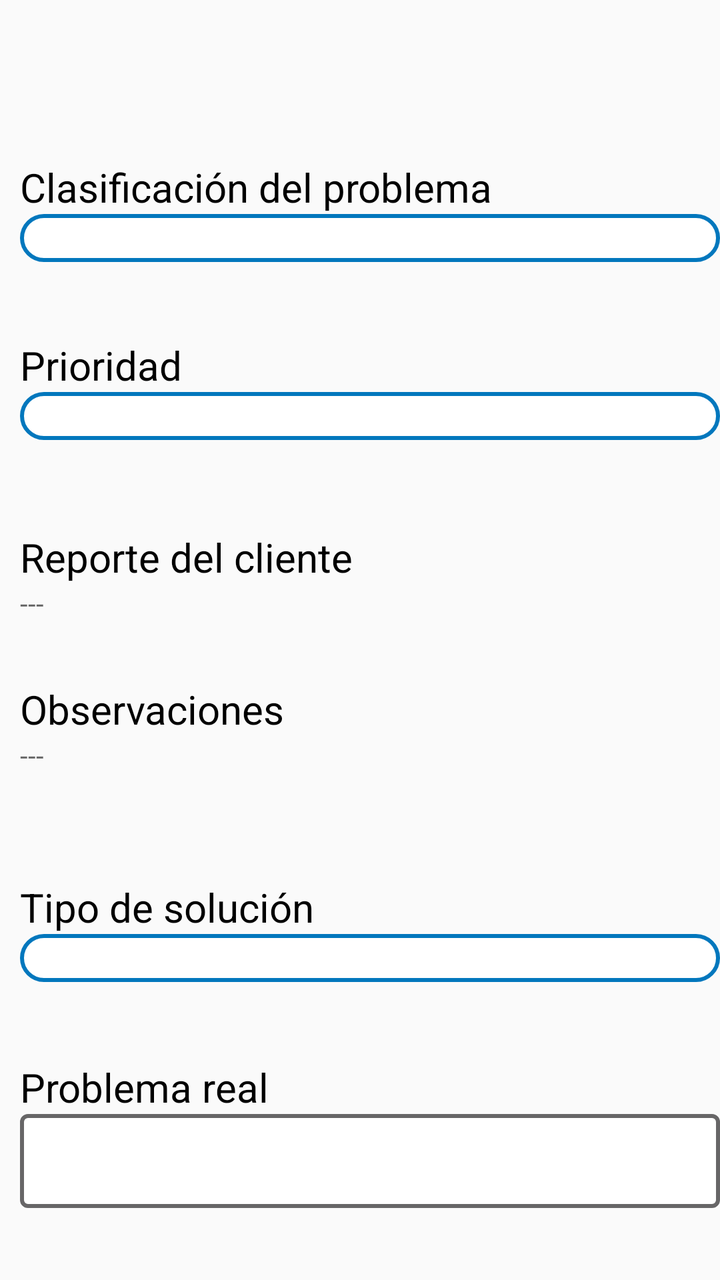
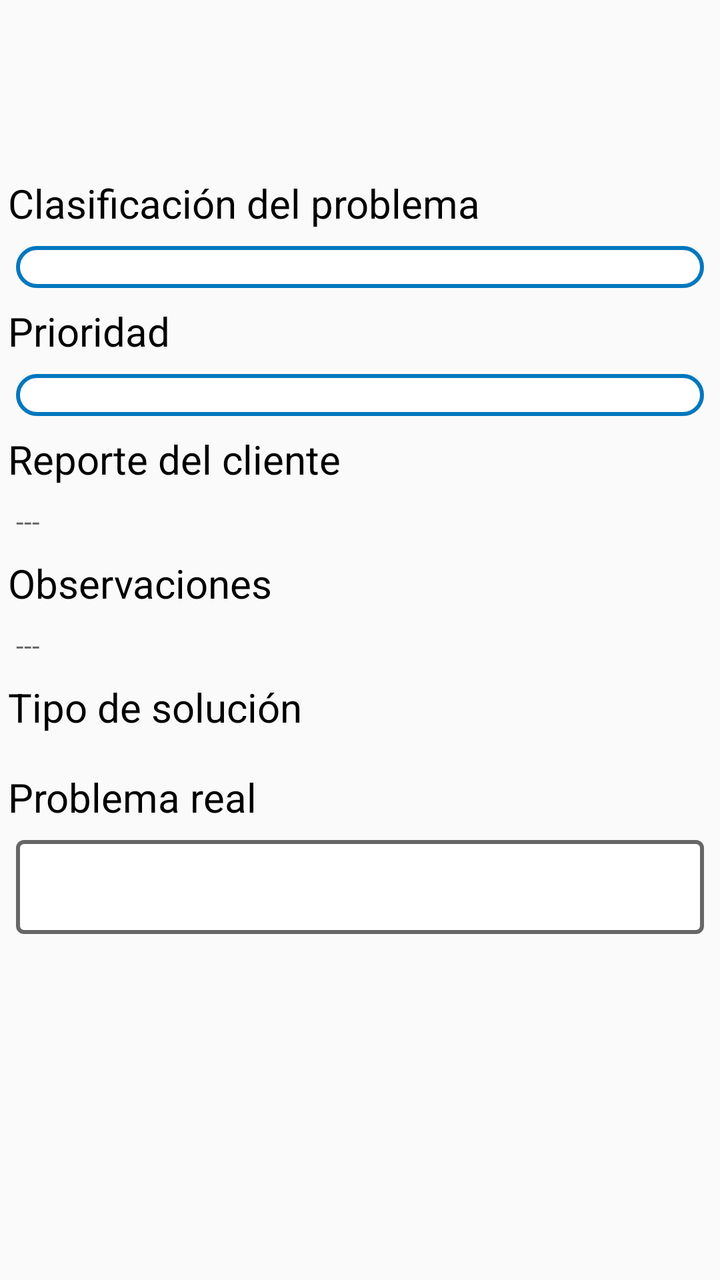

Before-and-after screenshots of an Android layout around one commit, followed by the original layout XML and the change that was made.
<!-- AndroidManifest.xml: application theme AppTheme -->
<!-- res/layout/activity_trabajos_reportes.xml -->
<?xml version="1.0" encoding="utf-8"?>
<FrameLayout xmlns:android="http://schemas.android.com/apk/res/android"
    xmlns:tools="http://schemas.android.com/tools"
    android:layout_width="match_parent"
    android:layout_height="match_parent"
    tools:context=".Fragments.TrabajosReportes">
    <ScrollView
        android:layout_width="fill_parent"
        android:layout_height="match_parent"
        android:layout_alignParentStart="true"
        android:layout_marginTop="80dp">
        android:verticalScrollbarPosition="defaultPosition"
        android:visibility="visible">
        <RelativeLayout
            android:layout_width="match_parent"
            android:layout_height="match_parent"
            >

            <TextView
                android:id="@+id/uno"
                android:layout_width="275dp"
                android:layout_height="wrap_content"
                android:layout_alignParentStart="true"
                android:layout_alignParentTop="true"
                android:layout_marginStart="10dp"
                android:layout_marginTop="0dp"
                android:text="@string/clasificacion_Problema"
                android:textColor="#000"
                android:textSize="20dp" />

            <TextView
                android:id="@+id/Sp1"
                android:layout_width="350dp"
                android:layout_height="24dp"
                android:layout_below="@+id/uno"
                android:layout_alignStart="@+id/uno"
                android:gravity="center"
                android:textColor="#000"
                android:background="@drawable/disenio_spinner"
                android:focusableInTouchMode="false"/>

            <TextView
                android:id="@+id/dos"
                android:layout_width="275dp"
                android:layout_height="wrap_content"
                android:layout_alignStart="@+id/uno"
                android:layout_alignParentTop="true"
                android:layout_marginTop="89dp"
                android:text="@string/prioridad"
                android:textColor="#000"
                android:textSize="20dp" />
            <TextView
                android:id="@+id/Sp2"
                android:layout_width="350dp"
                android:layout_height="24dp"
                android:layout_below="@+id/dos"
                android:gravity="center"
                android:textColor="#000"
                android:layout_alignStart="@+id/uno"
                android:background="@drawable/disenio_spinner">
            </TextView>

            <TextView
                android:id="@+id/cinco"
                android:layout_width="275dp"
                android:layout_height="wrap_content"
                android:layout_alignStart="@+id/uno"
                android:layout_marginTop="185dp"
                android:text="@string/reporte_Cliente"
                android:textColor="#000"
                android:textSize="20dp" />

            <TextView
                android:id="@+id/report"
                android:layout_width="275dp"
                android:layout_height="wrap_content"
                android:layout_below="@+id/cinco"
                android:layout_alignStart="@+id/uno"
                android:hint="---" />

            <TextView
                android:id="@+id/tres"
                android:layout_width="275dp"
                android:layout_height="wrap_content"
                android:layout_alignStart="@+id/uno"
                android:layout_alignParentTop="true"
                android:layout_marginTop="261dp"
                android:text="@string/observaciones"
                android:textColor="#000"
                android:textSize="20dp" />

            <TextView
                android:id="@+id/observa"
                android:layout_width="match_parent"
                android:layout_height="wrap_content"
                android:layout_below="@+id/tres"
                android:layout_alignStart="@+id/uno"
                android:hint="---" />

            <TextView
                android:id="@+id/cuatro"
                android:layout_width="275dp"
                android:layout_height="wrap_content"
                android:layout_alignStart="@+id/uno"
                android:layout_marginTop="360dp"
                android:text="@string/tipo_Solucion"
                android:textColor="#000"
                android:textSize="20dp" />
            <Spinner
                android:id="@+id/tiposol"
                android:layout_width="350dp"
                android:layout_height="24dp"
                android:layout_below="@+id/cuatro"
                android:layout_alignStart="@+id/uno"
                android:background="@drawable/disenio_spinner"
                android:hint="---" />

            <TextView
                android:id="@+id/txtw"
                android:layout_width="275dp"
                android:layout_height="wrap_content"
                android:layout_alignStart="@+id/uno"
                android:layout_marginTop="450dp"
                android:text="@string/problema_Real"
                android:textColor="#000000"
                android:textSize="20dp" />

            <EditText
                android:id="@+id/problema"
                android:layout_width="match_parent"
                android:layout_height="wrap_content"
                android:layout_below="@+id/txtw"
                android:layout_alignStart="@+id/uno"
                android:layout_alignParentStart="true"
                android:layout_marginStart="10dp"
                android:background="@drawable/contorno"
                android:inputType="text"
                android:textSize="20dp" />
        </RelativeLayout>
    </ScrollView>
</FrameLayout>
<!-- resources referenced by this layout -->
<resources>
  <!-- drawable contorno (drawable) -->
  <?xml version="1.0" encoding="utf-8"?>
  <selector xmlns:android="http://schemas.android.com/apk/res/android">
      <item><layer-list>
          <item>
              <shape>
                  <solid
                      android:color="#ffff">
                  </solid>
  
                  <corners android:radius="3dp" />
  
                  <padding
                      android:bottom="10dp"
                      android:left="10dp"
                      android:right="10dp"
                      android:top="10dp" />
                  <stroke
                      android:width="2dp"
                      android:color="#676667"/>
              </shape>
          </item>
  
      </layer-list></item>
  </selector>
  <!-- drawable disenio_spinner (drawable) -->
  <?xml version="1.0" encoding="utf-8"?>
  <selector xmlns:android="http://schemas.android.com/apk/res/android">
          <item>
              <shape>
                  <solid
                      android:color="@color/fondoBlanco">
                  </solid>
  
                  <corners android:radius="15dp" />
  
                  <padding
                      android:bottom="1dp"
                      android:left="2dp"
                      android:right="10dp"
                      android:top="1dp" />
                  <stroke
                      android:width="2dp"
                      android:color="@color/colorPrimary"/>
              </shape>
          </item>
  </selector>
  <string name="clasificacion_Problema">Clasificación del problema</string>
  <string name="observaciones">Observaciones</string>
  <string name="prioridad">Prioridad</string>
  <string name="problema_Real">Problema real</string>
  <string name="reporte_Cliente">Reporte del cliente</string>
  <string name="tipo_Solucion">Tipo de solución</string>
  <style name="AppTheme" parent="Theme.AppCompat.Light.DarkActionBar">
          
          <item name="colorPrimary">@color/colorPrimary</item>
          <item name="colorPrimaryDark">@color/colorPrimaryDark</item>
          <item name="colorAccent">@color/colorAccent</item>
          <item name="android:colorForeground">@android:color/background_dark</item>
      </style>
  <color name="fondoBlanco">#fff</color>
  <color name="colorPrimary">#0277BD</color>
  <color name="colorPrimaryDark">#004C8C</color>
  <color name="colorAccent">#0000FF</color>
</resources>

<!-- the commit's change to res/layout/activity_trabajos_reportes.xml (unified diff, before → after) -->
@@ -1,5 +1,6 @@
 <?xml version="1.0" encoding="utf-8"?>
 <FrameLayout xmlns:android="http://schemas.android.com/apk/res/android"
+    xmlns:app="http://schemas.android.com/apk/res-auto"
     xmlns:tools="http://schemas.android.com/tools"
     android:layout_width="match_parent"
     android:layout_height="match_parent"
@@ -11,83 +12,120 @@
         android:layout_marginTop="80dp">
         android:verticalScrollbarPosition="defaultPosition"
         android:visibility="visible">
-        <RelativeLayout
+        <android.support.constraint.ConstraintLayout
             android:layout_width="match_parent"
             android:layout_height="match_parent"
             >
 
             <TextView
                 android:id="@+id/uno"
-                android:layout_width="275dp"
+                android:layout_width="0dp"
                 android:layout_height="wrap_content"
                 android:layout_alignParentStart="true"
                 android:layout_alignParentTop="true"
-                android:layout_marginStart="10dp"
-                android:layout_marginTop="0dp"
+                android:layout_marginStart="4dp"
+                android:layout_marginTop="8dp"
+                android:layout_marginEnd="8dp"
                 android:text="@string/clasificacion_Problema"
                 android:textColor="#000"
-                android:textSize="20dp" />
+                android:textSize="20dp"
+                app:layout_constraintEnd_toEndOf="parent"
+                app:layout_constraintStart_toStartOf="parent"
+                app:layout_constraintTop_toTopOf="parent" />
 
             <TextView
                 android:id="@+id/Sp1"
-                android:layout_width="350dp"
-                android:layout_height="24dp"
+                android:layout_width="0dp"
+                android:layout_height="wrap_content"
                 android:layout_below="@+id/uno"
                 android:layout_alignStart="@+id/uno"
+                android:layout_marginStart="8dp"
+                android:layout_marginTop="8dp"
+                android:layout_marginEnd="8dp"
+                android:background="@drawable/disenio_spinner"
+                android:focusableInTouchMode="false"
                 android:gravity="center"
                 android:textColor="#000"
+                app:layout_constraintEnd_toEndOf="parent"
+                app:layout_constraintStart_toStartOf="parent"
+                app:layout_constraintTop_toBottomOf="@+id/uno" />
+
+            <TextView
+                android:id="@+id/dos"
+                android:layout_width="0dp"
+                android:layout_height="wrap_content"
+                android:layout_alignStart="@+id/uno"
+                android:layout_alignParentTop="true"
+                android:layout_marginStart="4dp"
+                android:layout_marginTop="8dp"
+                android:layout_marginEnd="8dp"
+                android:text="@string/prioridad"
+                android:textColor="#000"
+                android:textSize="20dp"
+                app:layout_constraintEnd_toEndOf="parent"
+                app:layout_constraintStart_toStartOf="parent"
+                app:layout_constraintTop_toBottomOf="@+id/Sp1" />
+
+            <TextView
+                android:id="@+id/Sp2"
+                android:layout_width="0dp"
+                android:layout_height="wrap_content"
+                android:layout_below="@+id/dos"
+                android:layout_alignStart="@+id/uno"
+                android:layout_marginStart="8dp"
+                android:layout_marginTop="8dp"
+                android:layout_marginEnd="8dp"
                 android:background="@drawable/disenio_spinner"
-                android:focusableInTouchMode="false"/>
-
-            <TextView
-                android:id="@+id/dos"
-                android:layout_width="275dp"
+                android:gravity="center"
+                android:textColor="#000"
+                app:layout_constraintEnd_toEndOf="parent"
+                app:layout_constraintStart_toStartOf="parent"
+                app:layout_constraintTop_toBottomOf="@+id/dos"></TextView>
+
+            <TextView
+                android:id="@+id/cinco"
+                android:layout_width="0dp"
+                android:layout_height="wrap_content"
+                android:layout_alignStart="@+id/uno"
+                android:layout_marginStart="4dp"
+                android:layout_marginTop="8dp"
+                android:layout_marginEnd="8dp"
+                android:text="@string/reporte_Cliente"
+                android:textColor="#000"
+                android:textSize="20dp"
+                app:layout_constraintEnd_toEndOf="parent"
+                app:layout_constraintStart_toStartOf="parent"
+                app:layout_constraintTop_toBottomOf="@+id/Sp2" />
+
+            <TextView
+                android:id="@+id/report"
+                android:layout_width="0dp"
+                android:layout_height="wrap_content"
+                android:layout_below="@+id/cinco"
+                android:layout_alignStart="@+id/uno"
+                android:layout_marginStart="8dp"
+                android:layout_marginTop="8dp"
+                android:layout_marginEnd="8dp"
+                android:hint="---"
+                app:layout_constraintEnd_toEndOf="parent"
+                app:layout_constraintStart_toStartOf="parent"
+                app:layout_constraintTop_toBottomOf="@+id/cinco" />
+
+            <TextView
+                android:id="@+id/tres"
+                android:layout_width="0dp"
                 android:layout_height="wrap_content"
                 android:layout_alignStart="@+id/uno"
                 android:layout_alignParentTop="true"
-                android:layout_marginTop="89dp"
-                android:text="@string/prioridad"
-                android:textColor="#000"
-                android:textSize="20dp" />
-            <TextView
-                android:id="@+id/Sp2"
-                android:layout_width="350dp"
-                android:layout_height="24dp"
-                android:layout_below="@+id/dos"
-                android:gravity="center"
-                android:textColor="#000"
-                android:layout_alignStart="@+id/uno"
-                android:background="@drawable/disenio_spinner">
-            </TextView>
-
-            <TextView
-                android:id="@+id/cinco"
-                android:layout_width="275dp"
-                android:layout_height="wrap_content"
-                android:layout_alignStart="@+id/uno"
-                android:layout_marginTop="185dp"
-                android:text="@string/reporte_Cliente"
-                android:textColor="#000"
-                android:textSize="20dp" />
-
-            <TextView
-                android:id="@+id/report"
-                android:layout_width="275dp"
-                android:layout_height="wrap_content"
-                android:layout_below="@+id/cinco"
-                android:layout_alignStart="@+id/uno"
-                android:hint="---" />
-
-            <TextView
-                android:id="@+id/tres"
-                android:layout_width="275dp"
-                android:layout_height="wrap_content"
-                android:layout_alignStart="@+id/uno"
-                android:layout_alignParentTop="true"
-                android:layout_marginTop="261dp"
+                android:layout_marginStart="4dp"
+                android:layout_marginTop="8dp"
+                android:layout_marginEnd="8dp"
                 android:text="@string/observaciones"
                 android:textColor="#000"
-                android:textSize="20dp" />
+                android:textSize="20dp"
+                app:layout_constraintEnd_toEndOf="parent"
+                app:layout_constraintStart_toStartOf="parent"
+                app:layout_constraintTop_toBottomOf="@+id/report" />
 
             <TextView
                 android:id="@+id/observa"
@@ -95,35 +133,59 @@
                 android:layout_height="wrap_content"
                 android:layout_below="@+id/tres"
                 android:layout_alignStart="@+id/uno"
-                android:hint="---" />
+                android:layout_marginStart="8dp"
+                android:layout_marginTop="8dp"
+                android:layout_marginEnd="8dp"
+                android:hint="---"
+                app:layout_constraintEnd_toEndOf="parent"
+                app:layout_constraintStart_toStartOf="parent"
+                app:layout_constraintTop_toBottomOf="@+id/tres" />
 
             <TextView
                 android:id="@+id/cuatro"
-                android:layout_width="275dp"
-                android:layout_height="wrap_content"
-                android:layout_alignStart="@+id/uno"
-                android:layout_marginTop="360dp"
+                android:layout_width="0dp"
+                android:layout_height="wrap_content"
+                android:layout_alignStart="@+id/uno"
+                android:layout_marginStart="4dp"
+                android:layout_marginTop="8dp"
+                android:layout_marginEnd="8dp"
                 android:text="@string/tipo_Solucion"
                 android:textColor="#000"
-                android:textSize="20dp" />
+                android:textSize="20dp"
+                app:layout_constraintEnd_toEndOf="parent"
+                app:layout_constraintHorizontal_bias="0.0"
+                app:layout_constraintStart_toStartOf="parent"
+                app:layout_constraintTop_toBottomOf="@+id/observa" />
+
             <Spinner
                 android:id="@+id/tiposol"
-                android:layout_width="350dp"
-                android:layout_height="24dp"
+                android:layout_width="0dp"
+                android:layout_height="wrap_content"
                 android:layout_below="@+id/cuatro"
                 android:layout_alignStart="@+id/uno"
+                android:layout_marginStart="8dp"
+                android:layout_marginTop="8dp"
+                android:layout_marginEnd="8dp"
                 android:background="@drawable/disenio_spinner"
-                android:hint="---" />
+                android:hint="---"
+                app:layout_constraintEnd_toEndOf="parent"
+                app:layout_constraintStart_toStartOf="parent"
+                app:layout_constraintTop_toBottomOf="@+id/cuatro" />
 
             <TextView
                 android:id="@+id/txtw"
-                android:layout_width="275dp"
-                android:layout_height="wrap_content"
-                android:layout_alignStart="@+id/uno"
-                android:layout_marginTop="450dp"
+                android:layout_width="0dp"
+                android:layout_height="wrap_content"
+                android:layout_alignStart="@+id/uno"
+                android:layout_marginStart="4dp"
+                android:layout_marginTop="8dp"
+                android:layout_marginEnd="8dp"
                 android:text="@string/problema_Real"
                 android:textColor="#000000"
-                android:textSize="20dp" />
+                android:textSize="20dp"
+                app:layout_constraintEnd_toEndOf="parent"
+                app:layout_constraintStart_toStartOf="parent"
+                app:layout_constraintTop_toBottomOf="@+id/tiposol" />
 
             <EditText
                 android:id="@+id/problema"
@@ -132,10 +194,17 @@
                 android:layout_below="@+id/txtw"
                 android:layout_alignStart="@+id/uno"
                 android:layout_alignParentStart="true"
-                android:layout_marginStart="10dp"
+                android:layout_marginStart="8dp"
+                android:layout_marginTop="8dp"
+                android:layout_marginEnd="8dp"
+                android:layout_marginBottom="8dp"
                 android:background="@drawable/contorno"
                 android:inputType="text"
-                android:textSize="20dp" />
-        </RelativeLayout>
+                android:textSize="20dp"
+                app:layout_constraintBottom_toBottomOf="parent"
+                app:layout_constraintEnd_toEndOf="parent"
+                app:layout_constraintStart_toStartOf="parent"
+                app:layout_constraintTop_toBottomOf="@+id/txtw" />
+        </android.support.constraint.ConstraintLayout>
     </ScrollView>
 </FrameLayout>
<!-- resource entries referenced after the edit -->
@@ -28,24 +28,24 @@
   <!-- drawable disenio_spinner (drawable) -->
   <?xml version="1.0" encoding="utf-8"?>
   <selector xmlns:android="http://schemas.android.com/apk/res/android">
-          <item>
-              <shape>
-                  <solid
-                      android:color="@color/fondoBlanco">
-                  </solid>
+      <item>
+          <shape>
+              <solid
+                  android:color="@color/fondoBlanco">
+              </solid>
   
-                  <corners android:radius="15dp" />
+              <corners android:radius="15dp" />
   
-                  <padding
-                      android:bottom="1dp"
-                      android:left="2dp"
-                      android:right="10dp"
-                      android:top="1dp" />
-                  <stroke
-                      android:width="2dp"
-                      android:color="@color/colorPrimary"/>
-              </shape>
-          </item>
+              <padding
+                  android:bottom="1dp"
+                  android:left="2dp"
+                  android:right="10dp"
+                  android:top="1dp" />
+              <stroke
+                  android:width="2dp"
+                  android:color="@color/colorPrimary"/>
+          </shape>
+      </item>
   </selector>
   <string name="clasificacion_Problema">Clasificación del problema</string>
   <string name="observaciones">Observaciones</string>
